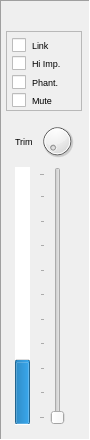
The window that src/widgets/audiochannelfeaturewidget.ui (dehnhardt/iconnconfig) describes before a commit, drawn with Qt 5.
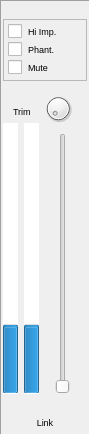
The same window after the commit. Icons and pictures are not drawn. Custom widgets are drawn as their Qt base class.

Commit message: stereo lin, mute swith, phantom power switch, high impedance control, vulme fader and trim control implemented. Display of levels implemented. Volume control and levels are still linear. Logarithmic implementation needs to be done.

```diff
--- a/src/widgets/audiochannelfeaturewidget.ui
+++ b/src/widgets/audiochannelfeaturewidget.ui
@@ -7,7 +7,7 @@
     <x>0</x>
     <y>0</y>
     <width>90</width>
-    <height>440</height>
+    <height>435</height>
    </rect>
   </property>
   <property name="sizePolicy">
@@ -19,12 +19,12 @@
   <property name="minimumSize">
    <size>
     <width>90</width>
-    <height>440</height>
+    <height>435</height>
    </size>
   </property>
   <property name="maximumSize">
    <size>
-    <width>100</width>
+    <width>90</width>
     <height>440</height>
    </size>
   </property>
@@ -47,32 +47,52 @@
    <number>2</number>
   </property>
   <layout class="QVBoxLayout" name="verticalLayout_2">
+   <property name="spacing">
+    <number>2</number>
+   </property>
    <property name="sizeConstraint">
     <enum>QLayout::SetDefaultConstraint</enum>
    </property>
    <property name="leftMargin">
-    <number>5</number>
+    <number>2</number>
    </property>
    <property name="topMargin">
-    <number>5</number>
+    <number>2</number>
    </property>
    <property name="rightMargin">
-    <number>5</number>
+    <number>2</number>
    </property>
    <property name="bottomMargin">
-    <number>5</number>
+    <number>2</number>
+   </property>
+   <item>
+    <layout class="QHBoxLayout" name="top" stretch="0">
+     <property name="spacing">
+      <number>0</number>
+     </property>
+     <property name="leftMargin">
+      <number>2</number>
+     </property>
+     <property name="topMargin">
+      <number>2</number>
+     </property>
+     <property name="rightMargin">
+      <number>2</number>
+     </property>
+     <property name="bottomMargin">
+      <number>2</number>
    </property>
    <item>
     <widget class="QLabel" name="m_pLblChannelName">
      <property name="sizePolicy">
-      <sizepolicy hsizetype="Preferred" vsizetype="Preferred">
+        <sizepolicy hsizetype="Expanding" vsizetype="Preferred">
        <horstretch>0</horstretch>
        <verstretch>0</verstretch>
       </sizepolicy>
      </property>
      <property name="minimumSize">
       <size>
-       <width>75</width>
+         <width>0</width>
        <height>0</height>
       </size>
      </property>
@@ -82,23 +102,36 @@
        <height>16777215</height>
       </size>
      </property>
+       <property name="font">
+        <font>
+         <pointsize>7</pointsize>
+        </font>
+       </property>
      <property name="styleSheet">
-      <string notr="true">border: none</string>
+        <string notr="true"/>
+       </property>
+       <property name="frameShape">
+        <enum>QFrame::NoFrame</enum>
+       </property>
+       <property name="frameShadow">
+        <enum>QFrame::Plain</enum>
      </property>
      <property name="text">
       <string/>
      </property>
      <property name="alignment">
-      <set>Qt::AlignLeading|Qt::AlignLeft|Qt::AlignVCenter</set>
-     </property>
-    </widget>
+        <set>Qt::AlignCenter</set>
+       </property>
+      </widget>
+     </item>
+    </layout>
    </item>
    <item>
     <layout class="QVBoxLayout" name="verticalLayout">
      <item>
       <widget class="QFrame" name="frame">
        <property name="sizePolicy">
-        <sizepolicy hsizetype="Preferred" vsizetype="Fixed">
+        <sizepolicy hsizetype="Expanding" vsizetype="Fixed">
          <horstretch>0</horstretch>
          <verstretch>0</verstretch>
         </sizepolicy>
@@ -106,12 +139,12 @@
        <property name="minimumSize">
         <size>
          <width>76</width>
-         <height>80</height>
+         <height>62</height>
         </size>
        </property>
        <property name="maximumSize">
         <size>
-         <width>70</width>
+         <width>100</width>
          <height>70</height>
         </size>
        </property>
@@ -121,38 +154,11 @@
        <property name="frameShadow">
         <enum>QFrame::Raised</enum>
        </property>
-       <widget class="QCheckBox" name="m_pChbStereoLink">
-        <property name="geometry">
-         <rect>
-          <x>6</x>
-          <y>6</y>
-          <width>41</width>
-          <height>16</height>
-         </rect>
-        </property>
-        <property name="sizePolicy">
-         <sizepolicy hsizetype="Minimum" vsizetype="Minimum">
-          <horstretch>0</horstretch>
-          <verstretch>0</verstretch>
-         </sizepolicy>
-        </property>
-        <property name="font">
-         <font>
-          <pointsize>7</pointsize>
-         </font>
-        </property>
-        <property name="styleSheet">
-         <string notr="true">border: none</string>
-        </property>
-        <property name="text">
-         <string>Link</string>
-        </property>
-       </widget>
        <widget class="QCheckBox" name="m_pChbHighImpedance">
         <property name="geometry">
          <rect>
-          <x>6</x>
-          <y>24</y>
+          <x>5</x>
+          <y>4</y>
           <width>55</width>
           <height>16</height>
          </rect>
@@ -178,8 +184,8 @@
        <widget class="QCheckBox" name="m_pChbPhantomPower">
         <property name="geometry">
          <rect>
-          <x>6</x>
-          <y>43</y>
+          <x>5</x>
+          <y>22</y>
           <width>51</width>
           <height>16</height>
          </rect>
@@ -205,8 +211,8 @@
        <widget class="QCheckBox" name="m_pChbMute">
         <property name="geometry">
          <rect>
-          <x>6</x>
-          <y>61</y>
+          <x>5</x>
+          <y>40</y>
           <width>45</width>
           <height>16</height>
          </rect>
@@ -231,7 +237,7 @@
        </widget>
       </widget>
      </item>
-     <item alignment="Qt::AlignHCenter">
+     <item alignment="Qt::AlignLeft">
       <widget class="QFrame" name="m_pFrmVolume">
        <property name="sizePolicy">
         <sizepolicy hsizetype="Preferred" vsizetype="Expanding">
@@ -239,6 +245,12 @@
          <verstretch>0</verstretch>
         </sizepolicy>
        </property>
+       <property name="minimumSize">
+        <size>
+         <width>80</width>
+         <height>0</height>
+        </size>
+       </property>
        <property name="styleSheet">
         <string notr="true">border: none</string>
        </property>
@@ -248,9 +260,15 @@
        <property name="frameShadow">
         <enum>QFrame::Raised</enum>
        </property>
-       <layout class="QGridLayout" name="gridLayout">
-        <item row="0" column="1">
          <widget class="QLabel" name="label">
+        <property name="geometry">
+         <rect>
+          <x>10</x>
+          <y>20</y>
+          <width>22</width>
+          <height>16</height>
+         </rect>
+        </property>
           <property name="sizePolicy">
            <sizepolicy hsizetype="Minimum" vsizetype="Minimum">
             <horstretch>0</horstretch>
@@ -272,47 +290,36 @@
            <string>Trim</string>
           </property>
          </widget>
-        </item>
-        <item row="1" column="1">
-         <widget class="QProgressBar" name="progressBar">
+       <widget class="PKSlider" name="m_pSlideVolume">
+        <property name="geometry">
+         <rect>
+          <x>40</x>
+          <y>50</y>
+          <width>40</width>
+          <height>261</height>
+         </rect>
+        </property>
+        <property name="sizePolicy">
+         <sizepolicy hsizetype="Fixed" vsizetype="Expanding">
+          <horstretch>0</horstretch>
+          <verstretch>0</verstretch>
+         </sizepolicy>
+        </property>
           <property name="minimumSize">
            <size>
-            <width>15</width>
+          <width>40</width>
             <height>0</height>
            </size>
           </property>
           <property name="maximumSize">
            <size>
-            <width>15</width>
+          <width>40</width>
             <height>16777215</height>
            </size>
           </property>
-          <property name="font">
-           <font>
-            <pointsize>7</pointsize>
-           </font>
-          </property>
-          <property name="value">
-           <number>24</number>
-          </property>
-          <property name="textVisible">
-           <bool>false</bool>
-          </property>
-          <property name="orientation">
-           <enum>Qt::Vertical</enum>
-          </property>
-          <property name="textDirection">
-           <enum>QProgressBar::TopToBottom</enum>
-          </property>
-         </widget>
-        </item>
-        <item row="1" column="2">
-         <widget class="QSlider" name="m_pSlideVolume">
-          <property name="minimumSize">
-           <size>
-            <width>30</width>
-            <height>0</height>
-           </size>
+        <property name="styleSheet">
+         <string notr="true">padding-left: 0;
+margin-left: 0;</string>
           </property>
           <property name="orientation">
            <enum>Qt::Vertical</enum>
@@ -324,15 +331,21 @@
            <bool>false</bool>
           </property>
           <property name="tickPosition">
-           <enum>QSlider::TicksAbove</enum>
+         <enum>QSlider::NoTicks</enum>
           </property>
           <property name="tickInterval">
-           <number>10</number>
-          </property>
-         </widget>
-        </item>
-        <item row="0" column="2">
+         <number>0</number>
+        </property>
+       </widget>
          <widget class="QDial" name="m_pDialTrim">
+        <property name="geometry">
+         <rect>
+          <x>40</x>
+          <y>10</y>
+          <width>30</width>
+          <height>31</height>
+         </rect>
+        </property>
           <property name="maximumSize">
            <size>
             <width>40</width>
@@ -349,14 +362,173 @@
            <double>1.700000000000000</double>
           </property>
          </widget>
-        </item>
-       </layout>
-      </widget>
+       <widget class="QWidget" name="horizontalLayoutWidget_2">
+        <property name="geometry">
+         <rect>
+          <x>0</x>
+          <y>40</y>
+          <width>37</width>
+          <height>271</height>
+         </rect>
+        </property>
+        <layout class="QHBoxLayout" name="horizontalLayout">
+         <item>
+          <widget class="QProgressBar" name="m_pPBLeft">
+           <property name="sizePolicy">
+            <sizepolicy hsizetype="Expanding" vsizetype="Expanding">
+             <horstretch>0</horstretch>
+             <verstretch>0</verstretch>
+            </sizepolicy>
+           </property>
+           <property name="minimumSize">
+            <size>
+             <width>0</width>
+             <height>0</height>
+            </size>
+           </property>
+           <property name="maximumSize">
+            <size>
+             <width>15</width>
+             <height>16777215</height>
+            </size>
+           </property>
+           <property name="font">
+            <font>
+             <pointsize>7</pointsize>
+            </font>
+           </property>
+           <property name="value">
+            <number>24</number>
+           </property>
+           <property name="textVisible">
+            <bool>false</bool>
+           </property>
+           <property name="orientation">
+            <enum>Qt::Vertical</enum>
+           </property>
+           <property name="textDirection">
+            <enum>QProgressBar::TopToBottom</enum>
+           </property>
+          </widget>
+         </item>
+         <item>
+          <widget class="QProgressBar" name="m_pPBRight">
+           <property name="sizePolicy">
+            <sizepolicy hsizetype="Expanding" vsizetype="Expanding">
+             <horstretch>0</horstretch>
+             <verstretch>0</verstretch>
+            </sizepolicy>
+           </property>
+           <property name="minimumSize">
+            <size>
+             <width>0</width>
+             <height>0</height>
+            </size>
+           </property>
+           <property name="maximumSize">
+            <size>
+             <width>15</width>
+             <height>16777215</height>
+            </size>
+           </property>
+           <property name="font">
+            <font>
+             <pointsize>7</pointsize>
+            </font>
+           </property>
+           <property name="value">
+            <number>24</number>
+           </property>
+           <property name="textVisible">
+            <bool>false</bool>
+           </property>
+           <property name="orientation">
+            <enum>Qt::Vertical</enum>
+           </property>
+           <property name="textDirection">
+            <enum>QProgressBar::TopToBottom</enum>
+           </property>
+          </widget>
+         </item>
+        </layout>
+       </widget>
+      </widget>
      </item>
     </layout>
    </item>
+   <item>
+    <widget class="QToolButton" name="m_pChbStereoLink">
+     <property name="sizePolicy">
+      <sizepolicy hsizetype="Expanding" vsizetype="Minimum">
+       <horstretch>0</horstretch>
+       <verstretch>0</verstretch>
+      </sizepolicy>
+     </property>
+     <property name="minimumSize">
+      <size>
+       <width>20</width>
+       <height>20</height>
+      </size>
+     </property>
+     <property name="maximumSize">
+      <size>
+       <width>100</width>
+       <height>20</height>
+      </size>
+     </property>
+     <property name="sizeIncrement">
+      <size>
+       <width>0</width>
+       <height>0</height>
+      </size>
+     </property>
+     <property name="baseSize">
+      <size>
+       <width>16</width>
+       <height>16</height>
+      </size>
+     </property>
+     <property name="font">
+      <font>
+       <pointsize>7</pointsize>
+      </font>
+     </property>
+     <property name="styleSheet">
+      <string notr="true">border: rgb(147, 147, 147) 2px solid;</string>
+     </property>
+     <property name="text">
+      <string>Link</string>
+     </property>
+     <property name="icon">
+      <iconset resource="../../resources.qrc">
+       <normaloff>:/pixmaps/mono</normaloff>
+       <normalon>:/pixmaps/stereo</normalon>:/pixmaps/mono</iconset>
+     </property>
+     <property name="checkable">
+      <bool>true</bool>
+     </property>
+     <property name="checked">
+      <bool>false</bool>
+     </property>
+     <property name="popupMode">
+      <enum>QToolButton::InstantPopup</enum>
+     </property>
+     <property name="autoRaise">
+      <bool>true</bool>
+     </property>
+    </widget>
+   </item>
   </layout>
  </widget>
- <resources/>
+ <customwidgets>
+  <customwidget>
+   <class>PKSlider</class>
+   <extends>QSlider</extends>
+   <header>src/widgets/controls/pkslider.h</header>
+  </customwidget>
+ </customwidgets>
+ <resources>
+  <include location="../../resources.qrc"/>
+ </resources>
  <connections/>
 </ui>
```
Lines whose indentation alone changed are shown as unchanged. The commit also changes 35 other files.
